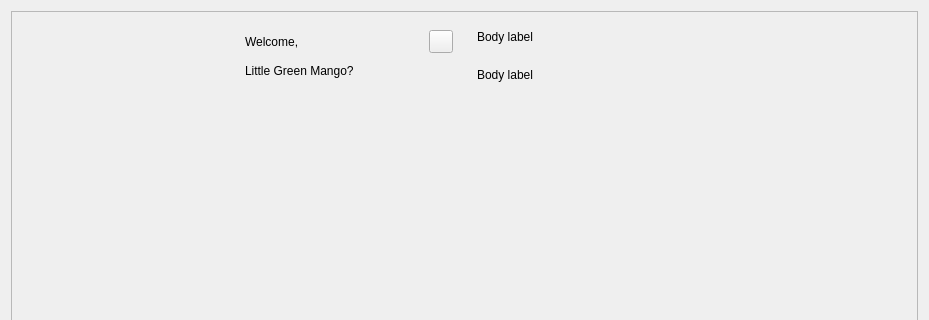
This is app/view/designer/main_interface.ui in mangofanfan/FanTools2 as Qt 5 draws it before an edit; both pictures show x 0 to 929 and y 0 to 320 of the 929 by 657 pixel window. The edited form follows.
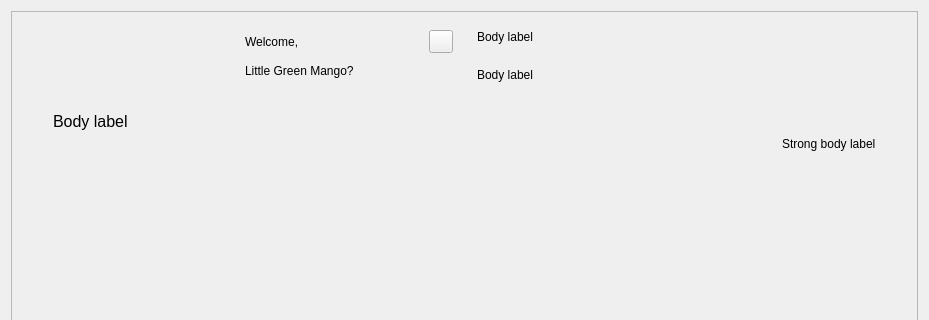
This is the edited form. Custom widgets are drawn as their Qt base class.

What changed in the file:
```diff
--- a/app/view/designer/main_interface.ui
+++ b/app/view/designer/main_interface.ui
@@ -24,8 +24,8 @@
        <rect>
         <x>0</x>
         <y>0</y>
-        <width>905</width>
-        <height>633</height>
+        <width>901</width>
+        <height>629</height>
        </rect>
       </property>
       <layout class="QVBoxLayout" name="verticalLayout_3">
@@ -99,6 +99,39 @@
        <item>
         <widget class="HeaderCardWidget" name="HeaderCardWidget"/>
        </item>
+       <item>
+        <widget class="ElevatedCardWidget" name="ElevatedCardWidget_YiYan">
+         <layout class="QVBoxLayout" name="verticalLayout_5">
+          <property name="leftMargin">
+           <number>32</number>
+          </property>
+          <property name="rightMargin">
+           <number>32</number>
+          </property>
+          <item>
+           <widget class="BodyLabel" name="BodyLabel_YiYan">
+            <property name="font">
+             <font>
+              <pointsize>12</pointsize>
+              <weight>50</weight>
+              <bold>false</bold>
+             </font>
+            </property>
+            <property name="text">
+             <string>Body label</string>
+            </property>
+           </widget>
+          </item>
+          <item alignment="Qt::AlignRight">
+           <widget class="StrongBodyLabel" name="StrongBodyLabel_YiYan">
+            <property name="text">
+             <string>Strong body label</string>
+            </property>
+           </widget>
+          </item>
+         </layout>
+        </widget>
+       </item>
        <item>
         <spacer name="verticalSpacer">
          <property name="orientation">
@@ -130,6 +163,12 @@
    <header>qfluentwidgets</header>
    <container>1</container>
   </customwidget>
+  <customwidget>
+   <class>ElevatedCardWidget</class>
+   <extends>SimpleCardWidget</extends>
+   <header>qfluentwidgets</header>
+   <container>1</container>
+  </customwidget>
   <customwidget>
    <class>SimpleCardWidget</class>
    <extends>CardWidget</extends>
@@ -153,6 +192,11 @@
    <extends>QLabel</extends>
    <header>qfluentwidgets</header>
   </customwidget>
+  <customwidget>
+   <class>StrongBodyLabel</class>
+   <extends>QLabel</extends>
+   <header>qfluentwidgets</header>
+  </customwidget>
   <customwidget>
    <class>TitleLabel</class>
    <extends>QLabel</extends>
```
